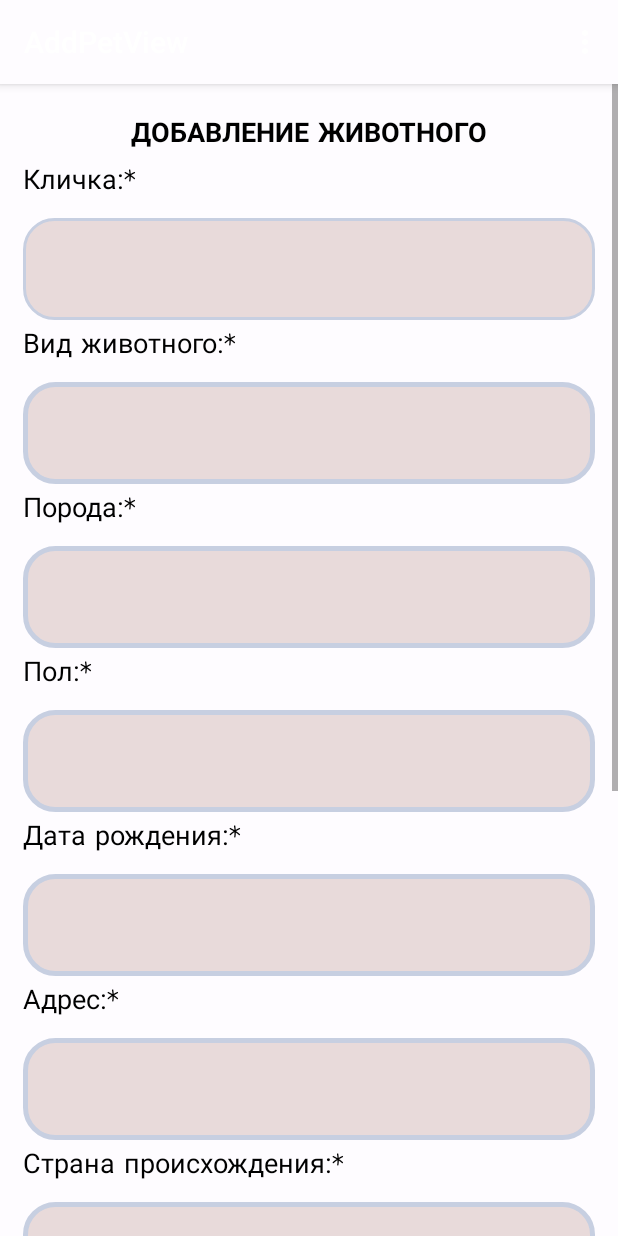
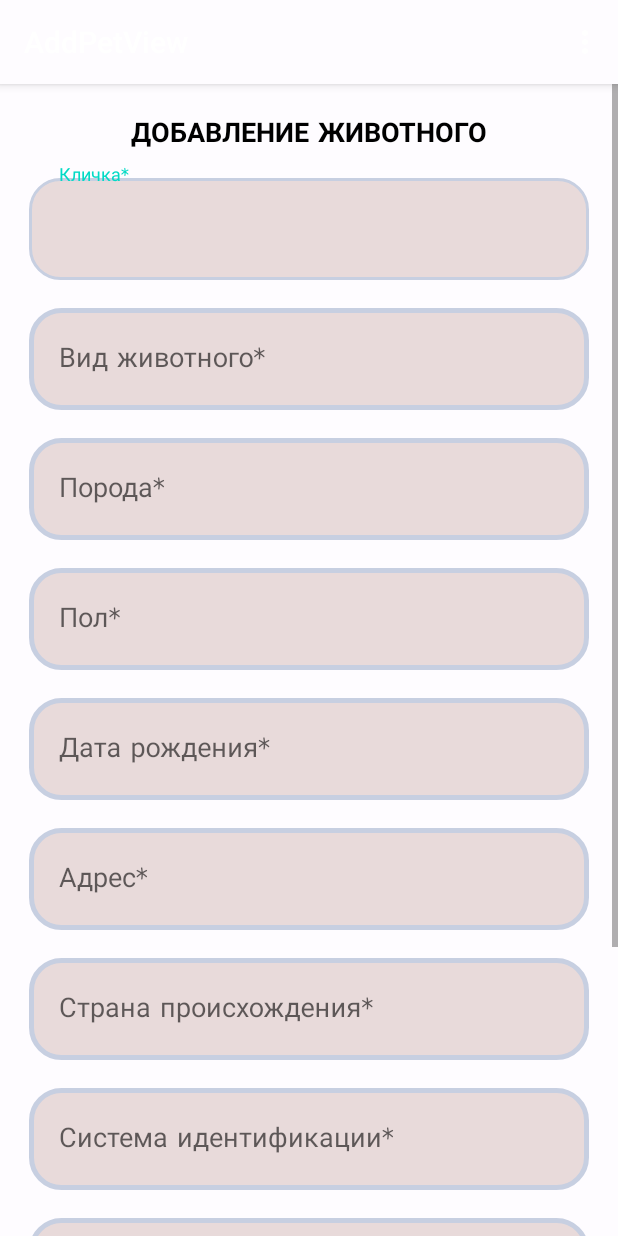
Before and after one commit to daryashumeyko/VKR, an Android app: the AddPetView screen opened directly, with no data from a screen before it, on a phone screen of 412 x 824 dp. Run offline under Robolectric (Android 15) with nearby library versions, the phone set to English and light mode, and no system bars.

Commit message:
Использование MaterialDesign для полей ввода

```diff
--- a/vetSertification/app/src/main/java/com/example/vetsertification/ui/addpet/AddPetView.java
+++ b/vetSertification/app/src/main/java/com/example/vetsertification/ui/addpet/AddPetView.java
@@ -16,21 +16,22 @@ import com.example.vetsertification.ui.RegexMaskTextWatcher;
 import com.example.vetsertification.ui.mypets.MyPetsData;
 import com.example.vetsertification.ui.userMainPage.UserMainPagePresenter;
 import com.example.vetsertification.ui.userMainPage.UserMainPageView;
+import com.google.android.material.textfield.TextInputEditText;
 
 import java.io.IOException;
 
 public class AddPetView extends AppCompatActivity {
 
-    public EditText Breed;
-    public EditText Name;
-    public EditText Gender;
-    public EditText Birthday;
-    public EditText Address;
-    public EditText IdentificationSystem;
-    public EditText Number;
-    public EditText DateOfChipping;
-    public EditText KindOfAnimal;
-    public EditText CountryOfOrigin;
+    public TextInputEditText Breed;
+    public TextInputEditText Name;
+    public TextInputEditText Gender;
+    public TextInputEditText Birthday;
+    public TextInputEditText Address;
+    public TextInputEditText IdentificationSystem;
+    public TextInputEditText Number;
+    public TextInputEditText DateOfChipping;
+    public TextInputEditText KindOfAnimal;
+    public TextInputEditText CountryOfOrigin;
     private TextView Message;
     private ProgressDialog progressDialog;
 
@@ -49,18 +50,18 @@ public class AddPetView extends AppCompatActivity {
 
     private void init() throws IOException {
 
-        Name = (EditText) findViewById(R.id.name);
-        KindOfAnimal = (EditText) findViewById(R.id.kindOfAnimal);
-        Breed = (EditText) findViewById(R.id.breed);
-        Address = (EditText) findViewById(R.id.address);
-        Birthday = (EditText) findViewById(R.id.birthday);
+        Name = (TextInputEditText) findViewById(R.id.name);
+        KindOfAnimal = (TextInputEditText) findViewById(R.id.kindOfAnimal);
+        Breed = (TextInputEditText) findViewById(R.id.breed);
+        Address = (TextInputEditText) findViewById(R.id.address);
+        Birthday = (TextInputEditText) findViewById(R.id.birthday);
         Birthday.addTextChangedListener(new RegexMaskTextWatcher(Birthday, "(0?[1-9]|[12][0-9]|3[01])([\\.\\\\\\/-])(0?[1-9]|1[012])\\2(((19|20)\\d\\d)|(\\d\\d))"));
-        CountryOfOrigin = (EditText) findViewById(R.id.countryOfOrigin);
-        IdentificationSystem = (EditText) findViewById(R.id.identificationSystem);
-        Number = (EditText) findViewById(R.id.number);
-        DateOfChipping = (EditText) findViewById(R.id.dateOfChipping);
+        CountryOfOrigin = (TextInputEditText) findViewById(R.id.countryOfOrigin);
+        IdentificationSystem = (TextInputEditText) findViewById(R.id.identificationSystem);
+        Number = (TextInputEditText) findViewById(R.id.number);
+        DateOfChipping = (TextInputEditText) findViewById(R.id.dateOfChipping);
         DateOfChipping.addTextChangedListener(new RegexMaskTextWatcher(DateOfChipping, "(0?[1-9]|[12][0-9]|3[01])([\\.\\\\\\/-])(0?[1-9]|1[012])\\2(((19|20)\\d\\d)|(\\d\\d))"));
-        Gender = (EditText) findViewById(R.id.gender);
+        Gender = (TextInputEditText) findViewById(R.id.gender);
 
         findViewById(R.id.addpet).setOnClickListener(new View.OnClickListener() {
             @Override
--- a/vetSertification/app/src/main/res/layout/add_pet.xml
+++ b/vetSertification/app/src/main/res/layout/add_pet.xml
@@ -25,230 +25,225 @@
             android:textColor="#000000"
             android:textSize="18sp" />
 
-        <TextView
-            android:id="@+id/textName"
+        <com.google.android.material.textfield.TextInputLayout
             android:layout_width="match_parent"
             android:layout_height="wrap_content"
-            android:text="Кличка:*"
-            android:fontFamily="casual"
-            android:layout_marginTop="3dp"
-            android:textColor="#000000"
-            android:textSize="18sp" />
+            android:layout_margin="4dp"
+            android:textSize="18sp"
+            android:hint="Кличка*">
 
-        <EditText
+            <com.google.android.material.textfield.TextInputEditText
                 android:id="@+id/name"
                 android:layout_width="match_parent"
                 android:layout_height="wrap_content"
+                android:inputType="text"
                 android:padding="20sp"
                 android:fontFamily="casual"
                 android:ems="10"
                 android:layout_marginTop="10dp"
                 android:textColor="#817979"
+                android:textSize="18sp"
                 android:background="@drawable/fields"
-            android:inputType="text"
-            android:textSize="18sp" />
+                android:maxLines="1" />
+        </com.google.android.material.textfield.TextInputLayout>
 
-        <TextView
-            android:id="@+id/textKindOfAnimal"
+        <com.google.android.material.textfield.TextInputLayout
             android:layout_width="match_parent"
             android:layout_height="wrap_content"
-            android:text="Вид животного:*"
-            android:fontFamily="casual"
-            android:layout_marginTop="3dp"
-            android:textColor="#000000"
-            android:textSize="18sp" />
+            android:layout_margin="4dp"
+            android:textSize="18sp"
+            android:hint="Вид животного*">
 
-        <EditText
+            <com.google.android.material.textfield.TextInputEditText
                 android:id="@+id/kindOfAnimal"
                 android:layout_width="match_parent"
                 android:layout_height="wrap_content"
+                android:inputType="text"
                 android:padding="20sp"
                 android:fontFamily="casual"
                 android:ems="10"
                 android:layout_marginTop="10dp"
                 android:textColor="#817979"
+                android:textSize="18sp"
                 android:background="@drawable/fields"
-            android:inputType="text"
-            android:textSize="18sp" />
+                android:maxLines="1" />
+        </com.google.android.material.textfield.TextInputLayout>
 
-        <TextView
-            android:id="@+id/textBreed"
+        <com.google.android.material.textfield.TextInputLayout
             android:layout_width="match_parent"
             android:layout_height="wrap_content"
-            android:text="Порода:*"
-            android:fontFamily="casual"
-            android:layout_marginTop="3dp"
-            android:textColor="#000000"
-            android:textSize="18sp" />
+            android:layout_margin="4dp"
+            android:textSize="18sp"
+            android:hint="Порода*">
 
-        <EditText
+            <com.google.android.material.textfield.TextInputEditText
                 android:id="@+id/breed"
                 android:layout_width="match_parent"
                 android:layout_height="wrap_content"
+                android:inputType="text"
                 android:padding="20sp"
                 android:fontFamily="casual"
                 android:ems="10"
                 android:layout_marginTop="10dp"
                 android:textColor="#817979"
+                android:textSize="18sp"
                 android:background="@drawable/fields"
-            android:inputType="text"
-            android:textSize="18sp" />
+                android:maxLines="1" />
+        </com.google.android.material.textfield.TextInputLayout>
 
-        <TextView
-            android:id="@+id/textGender"
+        <com.google.android.material.textfield.TextInputLayout
             android:layout_width="match_parent"
             android:layout_height="wrap_content"
-            android:text="Пол:*"
-            android:fontFamily="casual"
-            android:layout_marginTop="3dp"
-            android:textColor="#000000"
-            android:textSize="18sp" />
+            android:layout_margin="4dp"
+            android:textSize="18sp"
+            android:hint="Пол*">
 
-        <EditText
+            <com.google.android.material.textfield.TextInputEditText
                 android:id="@+id/gender"
                 android:layout_width="match_parent"
                 android:layout_height="wrap_content"
+                android:inputType="text"
                 android:padding="20sp"
                 android:fontFamily="casual"
                 android:ems="10"
                 android:layout_marginTop="10dp"
                 android:textColor="#817979"
+                android:textSize="18sp"
                 android:background="@drawable/fields"
-            android:inputType="text"
-            android:textSize="18sp" />
+                android:maxLines="1" />
+        </com.google.android.material.textfield.TextInputLayout>
 
-        <TextView
-            android:id="@+id/textBirthday"
+        <com.google.android.material.textfield.TextInputLayout
             android:layout_width="match_parent"
             android:layout_height="wrap_content"
-            android:text="Дата рождения:*"
-            android:fontFamily="casual"
-            android:layout_marginTop="3dp"
-            android:textColor="#000000"
-            android:textSize="18sp" />
+            android:layout_margin="4dp"
+            android:textSize="18sp"
+            android:hint="Дата рождения*">
 
-        <EditText
+            <com.google.android.material.textfield.TextInputEditText
                 android:id="@+id/birthday"
                 android:layout_width="match_parent"
                 android:layout_height="wrap_content"
+                android:inputType="text"
                 android:padding="20sp"
                 android:fontFamily="casual"
                 android:ems="10"
                 android:layout_marginTop="10dp"
                 android:textColor="#817979"
+                android:textSize="18sp"
                 android:background="@drawable/fields"
-            android:inputType="text"
-            android:textSize="18sp" />
+                android:maxLines="1" />
+        </com.google.android.material.textfield.TextInputLayout>
 
-        <TextView
-            android:id="@+id/textAddress"
+        <com.google.android.material.textfield.TextInputLayout
             android:layout_width="match_parent"
             android:layout_height="wrap_content"
-            android:text="Адрес:*"
-            android:fontFamily="casual"
-            android:layout_marginTop="3dp"
-            android:textColor="#000000"
-            android:textSize="18sp" />
+            android:layout_margin="4dp"
+            android:textSize="18sp"
+            android:hint="Адрес*">
 
-        <EditText
+            <com.google.android.material.textfield.TextInputEditText
                 android:id="@+id/address"
                 android:layout_width="match_parent"
                 android:layout_height="wrap_content"
+                android:inputType="text"
+                android:padding="20sp"
+                android:fontFamily="casual"
                 android:ems="10"
-            android:fontFamily="casual"
                 android:layout_marginTop="10dp"
+                android:textColor="#817979"
+                android:textSize="18sp"
                 android:background="@drawable/fields"
-            android:padding="20sp"
-            android:textColor="#817979"
-            android:textSize="18sp"/>
+                android:maxLines="1" />
+        </com.google.android.material.textfield.TextInputLayout>
 
-        <TextView
-            android:id="@+id/textCountryOfOrigin"
+        <com.google.android.material.textfield.TextInputLayout
             android:layout_width="match_parent"
             android:layout_height="wrap_content"
-            android:text="Страна происхождения:*"
-            android:fontFamily="casual"
-            android:layout_marginTop="3dp"
-            android:textColor="#000000"
-            android:textSize="18sp" />
+            android:layout_margin="4dp"
+            android:textSize="18sp"
+            android:hint="Страна происхождения*">
 
-        <EditText
+            <com.google.android.material.textfield.TextInputEditText
                 android:id="@+id/countryOfOrigin"
                 android:layout_width="match_parent"
                 android:layout_height="wrap_content"
+                android:inputType="text"
+                android:padding="20sp"
+                android:fontFamily="casual"
                 android:ems="10"
-            android:fontFamily="casual"
                 android:layout_marginTop="10dp"
+                android:textColor="#817979"
+                android:textSize="18sp"
                 android:background="@drawable/fields"
-            android:padding="20sp"
-            android:textColor="#817979"
-            android:textSize="18sp"/>
+                android:maxLines="1" />
+        </com.google.android.material.textfield.TextInputLayout>
 
-        <TextView
-            android:id="@+id/textIdentificationSystem"
+        <com.google.android.material.textfield.TextInputLayout
             android:layout_width="match_parent"
             android:layout_height="wrap_content"
-            android:text="Система идентификации:*"
-            android:fontFamily="casual"
-            android:layout_marginTop="3dp"
-            android:textColor="#000000"
-            android:textSize="18sp" />
+            android:layout_margin="4dp"
+            android:textSize="18sp"
+            android:hint="Система идентификации*">
 
-        <EditText
+            <com.google.android.material.textfield.TextInputEditText
                 android:id="@+id/identificationSystem"
                 android:layout_width="match_parent"
                 android:layout_height="wrap_content"
+                android:inputType="text"
+                android:padding="20sp"
+                android:fontFamily="casual"
                 android:ems="10"
-            android:fontFamily="casual"
                 android:layout_marginTop="10dp"
+                android:textColor="#817979"
+                android:textSize="18sp"
                 android:background="@drawable/fields"
-            android:padding="20sp"
-            android:textColor="#817979"
-            android:textSize="18sp"/>
+                android:maxLines="1" />
+        </com.google.android.material.textfield.TextInputLayout>
 
-        <TextView
-            android:id="@+id/textNumber"
+        <com.google.android.material.textfield.TextInputLayout
             android:layout_width="match_parent"
             android:layout_height="wrap_content"
-            android:text="Номер:*"
-            android:fontFamily="casual"
-            android:layout_marginTop="3dp"
-            android:textColor="#000000"
-            android:textSize="18sp" />
+            android:layout_margin="4dp"
+            android:textSize="18sp"
+            android:hint="Номер*">
 
-        <EditText
+            <com.google.android.material.textfield.TextInputEditText
                 android:id="@+id/number"
                 android:layout_width="match_parent"
                 android:layout_height="wrap_content"
+                android:inputType="text"
+                android:padding="20sp"
+                android:fontFamily="casual"
                 android:ems="10"
-            android:fontFamily="casual"
                 android:layout_marginTop="10dp"
+                android:textColor="#817979"
+                android:textSize="18sp"
                 android:background="@drawable/fields"
-            android:padding="20sp"
-            android:textColor="#817979"
-            android:textSize="18sp"/>
+                android:maxLines="1" />
+        </com.google.android.material.textfield.TextInputLayout>
 
-        <TextView
-            android:id="@+id/textDateOfChipping"
+        <com.google.android.material.textfield.TextInputLayout
             android:layout_width="match_parent"
             android:layout_height="wrap_content"
-            android:text="Дата чипирования / клеймения:*"
-            android:fontFamily="casual"
-            android:layout_marginTop="3dp"
-            android:textColor="#000000"
-            android:textSize="18sp" />
+            android:layout_margin="4dp"
+            android:textSize="18sp"
+            android:hint="Дата чипирования / клеймения*">
 
-        <EditText
+            <com.google.android.material.textfield.TextInputEditText
                 android:id="@+id/dateOfChipping"
                 android:layout_width="match_parent"
                 android:layout_height="wrap_content"
+                android:inputType="text"
+                android:padding="20sp"
+                android:fontFamily="casual"
                 android:ems="10"
-            android:fontFamily="casual"
                 android:layout_marginTop="10dp"
+                android:textColor="#817979"
+                android:textSize="18sp"
                 android:background="@drawable/fields"
-            android:padding="20sp"
-            android:textColor="#817979"
-            android:textSize="18sp"/>
+                android:maxLines="1" />
+        </com.google.android.material.textfield.TextInputLayout>
 
         <TextView
             android:id="@+id/message"
```
Also changed, not shown: vetSertification/app/src/main/java/com/example/vetsertification/ui/account/AccountView.java (+5 -4 lines), vetSertification/app/src/main/java/com/example/vetsertification/ui/editaccount/EditAccountView.java (+9 -9 lines), vetSertification/app/src/main/java/com/example/vetsertification/ui/registration/RegistrationView.java (+13 -12 lines), vetSertification/app/src/main/res/layout/edit_account.xml (+48 -53 lines), vetSertification/app/src/main/res/layout/myaccount.xml (+31 -34 lines), vetSertification/app/src/main/res/layout/registration.xml (+97 -105 lines), 1 other file. Lines whose indentation alone changed are shown as unchanged.
